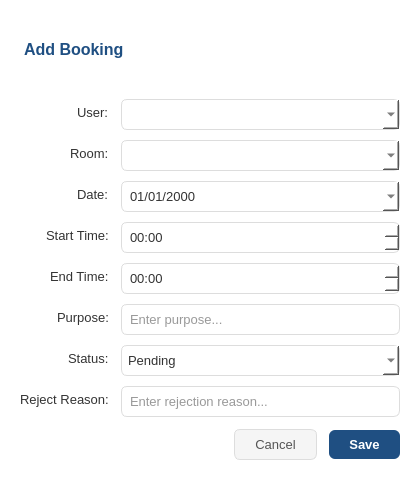
This is ui/AdminBookingDialog.ui in maihuybao/SmartLockUEL as Qt 5 draws it before an edit. The edited form follows.
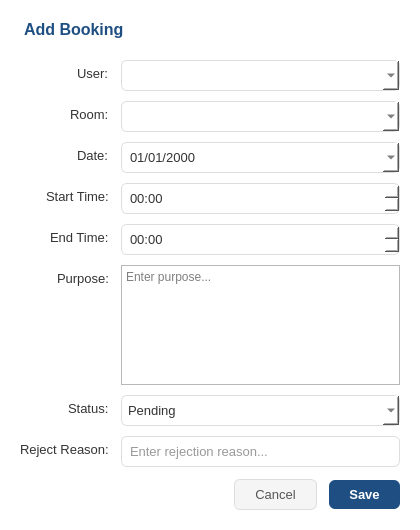
This is the edited form.

Commit message: Migrate bookings to date/time; update docs & UI

```diff
--- a/ui/AdminBookingDialog.ui
+++ b/ui/AdminBookingDialog.ui
@@ -38,6 +38,9 @@
    </item>
    <item>
     <layout class="QFormLayout" name="formLayout">
+     <property name="fieldGrowthPolicy">
+      <enum>QFormLayout::AllNonFixedFieldsGrow</enum>
+     </property>
      <property name="labelAlignment">
       <set>Qt::AlignRight|Qt::AlignVCenter</set>
      </property>
@@ -83,7 +86,19 @@
       <widget class="QLabel" name="labelReason"><property name="text"><string>Purpose:</string></property></widget>
      </item>
      <item row="5" column="1">
-      <widget class="QLineEdit" name="editReason">
+      <widget class="QPlainTextEdit" name="editReason">
+       <property name="minimumSize">
+        <size>
+         <width>0</width>
+         <height>80</height>
+        </size>
+       </property>
+       <property name="maximumSize">
+        <size>
+         <width>16777215</width>
+         <height>120</height>
+        </size>
+       </property>
        <property name="placeholderText"><string>Enter purpose...</string></property>
       </widget>
      </item>
```
The commit also changes 21 other files.
